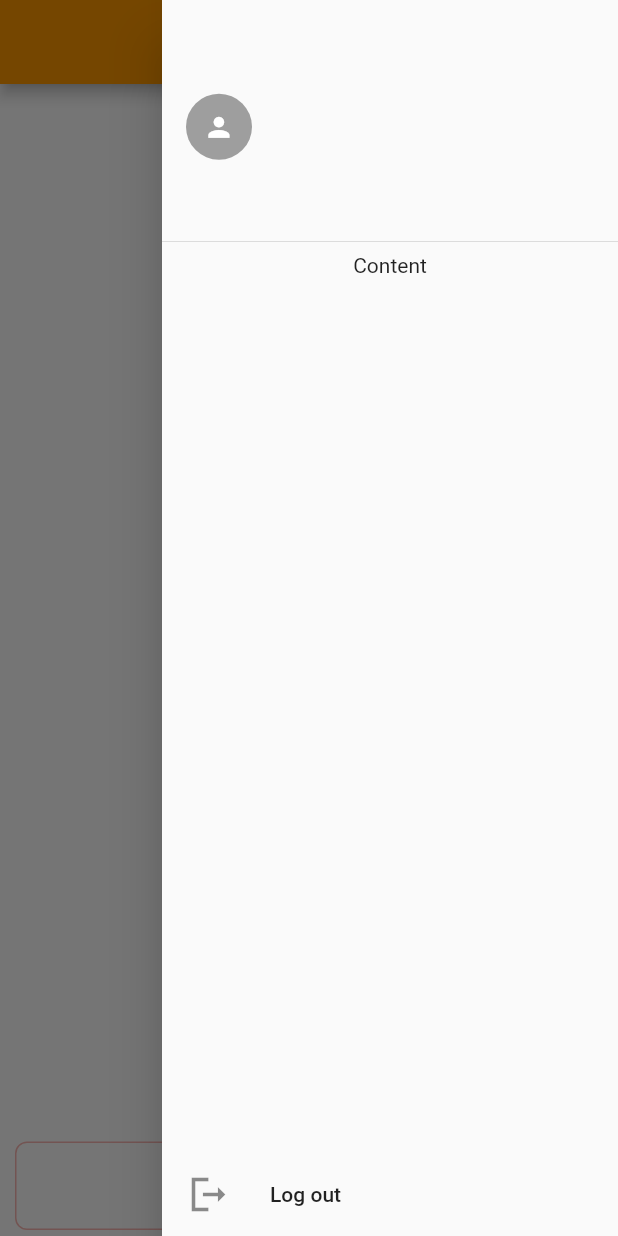
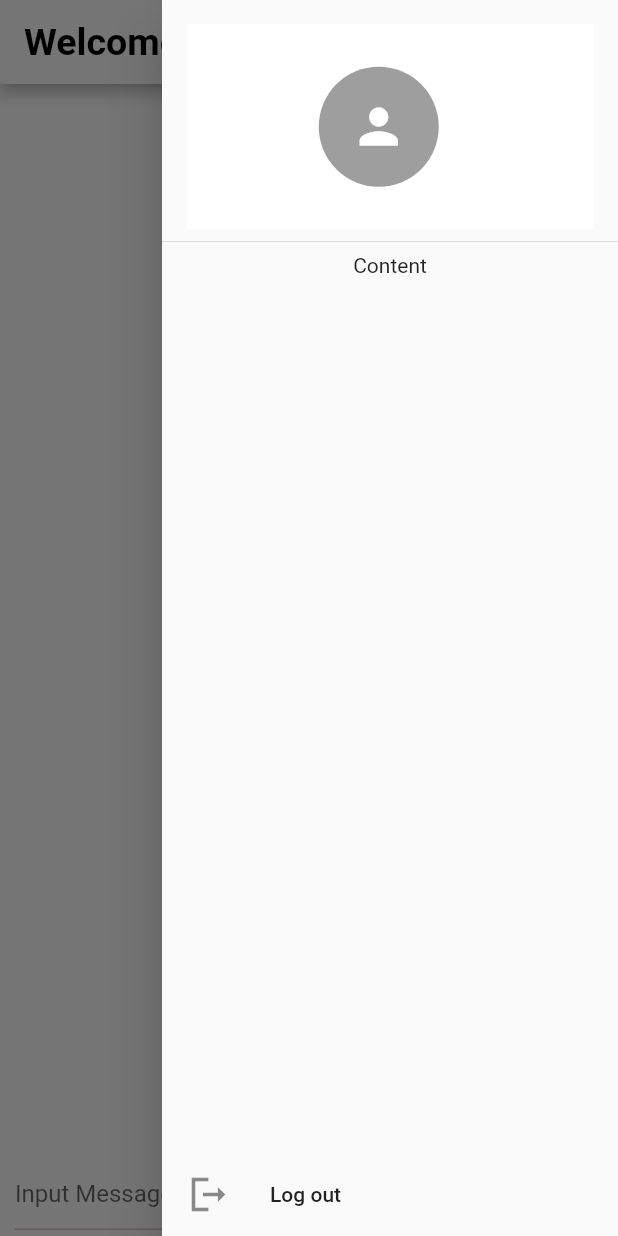
Before and after one commit to MasterChiefCarl/GGY_TwitterClone, a Flutter app: the screen it shows once a user with an empty profile is signed in, with the side drawer open, on a phone screen of 412 x 824 dp. Run offline on Flutter 3.47's test engine with Material 2 defaults, Android fonts, the phone set to English and light mode, and no system bars; our stand-ins replace cloud_firestore, firebase_auth, firebase_core, firebase_storage, get_it, image_cropper and 1 more; missing offline and left inert: simple_moment; accounts and stored records are empty; Roboto replaces fonts that are missing (Hind).

Commit message:
Stop Point

```diff
--- a/ggy_twitter_clone/lib/src/app.dart
+++ b/ggy_twitter_clone/lib/src/app.dart
@@ -14,28 +14,27 @@
     return MaterialApp(
       restorationScopeId: 'app',
       theme: ThemeData(
-          primaryColor: Colors.orange,
+          primaryColor: Colors.white,
           scaffoldBackgroundColor: Colors.white,
-          textTheme: const TextTheme(
+          textTheme:  const TextTheme(
             headline1: TextStyle(
-                fontSize: 72.0,
+                fontSize: 25.0,
                 fontWeight: FontWeight.bold,
-                color: Colors.white),
-            bodyText2: TextStyle(fontSize: 14.0, fontFamily: 'Hind'),
+                color: Colors.black),
           ),
-          colorScheme: const ColorScheme(
+          colorScheme:  ColorScheme(
               brightness: Brightness.light,
-              primary: Colors.orange,
-              onPrimary: Colors.white,
+              primary: Theme.of(context).primaryColor,
+              onPrimary: Colors.black,
               secondary: Colors.blue,
               onSecondary: Colors.white,
               error: Colors.black,
               onError: Colors.red,
-              background: Color.fromARGB(255, 192, 192, 192),
+              background: Theme.of(context).scaffoldBackgroundColor,
               onBackground: Colors.white,
               surface: Colors.red,
               onSurface: Colors.red,
-              shadow: Color.fromARGB(255, 0, 0, 0)),
+              shadow: const Color.fromARGB(255, 0, 0, 0)),
           iconTheme: const IconThemeData(
               color: Colors.red, size: 30)),
       debugShowCheckedModeBanner: false,
--- a/ggy_twitter_clone/lib/src/controllers/navigation/navigation_service.dart
+++ b/ggy_twitter_clone/lib/src/controllers/navigation/navigation_service.dart
@@ -149,6 +149,6 @@
 
   log(String message, {String? origin}) {
     developer.log(message,
-        name: 'NavigationService${origin != null ? '/' + origin : ''}');
+        name: 'NavigationService${origin != null ? '/$origin' : ''}');
   }
 }
--- a/ggy_twitter_clone/lib/src/screens/home/home_screen.dart
+++ b/ggy_twitter_clone/lib/src/screens/home/home_screen.dart
@@ -1,4 +1,3 @@
-
 import 'package:firebase_auth/firebase_auth.dart';
 import 'package:flutter/material.dart';
 import 'package:ggy_twitter_clone/service_locators.dart';
@@ -60,37 +59,61 @@
   Widget build(BuildContext context) {
     return Scaffold(
       appBar: AppBar(
-        title: Text(user != null ? user!.username : '. . .'),
+        backgroundColor: Theme.of(context).primaryColor,
+        title: Text(user != null ? "Welcome ${user!.username}" : '. . .',style: Theme.of(context).textTheme.headline1,),
         actions: [
           Builder(builder: (context) {
-            return IconButton(
+            // return IconButton(
+            //   onPressed: () async {
+            //     Scaffold.of(context).openEndDrawer();
+            //   },
+            //   icon: const Icon(Icons.menu),
+            // );
+            return TextButton(
               onPressed: () async {
                 Scaffold.of(context).openEndDrawer();
               },
-              icon: const Icon(Icons.menu),
+              child: AvatarImage(
+                  uid: FirebaseAuth.instance.currentUser!.uid, radius: 20),
             );
           }),
         ],
       ),
       endDrawer: Drawer(
         child: Column(
+          mainAxisSize: MainAxisSize.max,
           children: [
             DrawerHeader(
-              child: Row(
+              child: Stack(
+                fit: StackFit.expand,
+                children: [
+                Container(
+                    color: Theme.of(context).primaryColor,
+                    width: double.infinity,
+                    height: double.infinity),
+                Row(
+                  mainAxisAlignment: MainAxisAlignment.center,
                   children: [
                     InkWell(
                       onTap: () {
                         ImageService.updateProfileImage();
                       },
                       child: AvatarImage(
-                        uid: FirebaseAuth.instance.currentUser!.uid),
+                        uid: FirebaseAuth.instance.currentUser!.uid,
+                        radius: 40,
+                      ),
                     ),
                     const SizedBox(
-                    width: 8,
+                      // width: double.infinity,
+                      width: 15,
+                      height: 15,
                     ),
-                  UserNameFromDB(uid: FirebaseAuth.instance.currentUser!.uid)
+                    UserNameFromDB(
+                        uid: FirebaseAuth.instance.currentUser!.uid,
+                        fontSize: 25)
                   ],
                 ),
+              ]),
             ),
             Expanded(
               child: Column(
@@ -137,25 +160,27 @@
                 children: [
                   Expanded(
                     child: TextFormField(
+                      onEditingComplete: send,
                       onFieldSubmitted: (String text) {
                         send();
                       },
                       focusNode: _messageFN,
                       controller: _messageController,
+                      cursorHeight: 25,
                       decoration: const InputDecoration(
                         fillColor: Colors.white,
-                        border: OutlineInputBorder(
-                          borderRadius: BorderRadius.all(
-                            Radius.circular(8),
-                          ),
-                        ),
+                        hintText: 'Input Message Here',
+                        // border: OutlineInputBorder(
+                        //   borderRadius: BorderRadius.all(
+                        //     Radius.circular(8),
+                        //   ),
+                        // ),
                       ),
                     ),
                   ),
                   IconButton(
                     icon: const Icon(
                       Icons.send,
-                      color: Colors.redAccent,
                     ),
                     onPressed: send,
                   )
```
Also changed, not shown: ggy_twitter_clone/lib/src/screens/authentication/auth_screen.dart (+26 -8 lines), ggy_twitter_clone/lib/src/services/image_service.dart (+8 -9 lines), ggy_twitter_clone/lib/src/widgets/avatars.dart (+50 -2 lines). Lines whose indentation alone changed are shown as unchanged.
